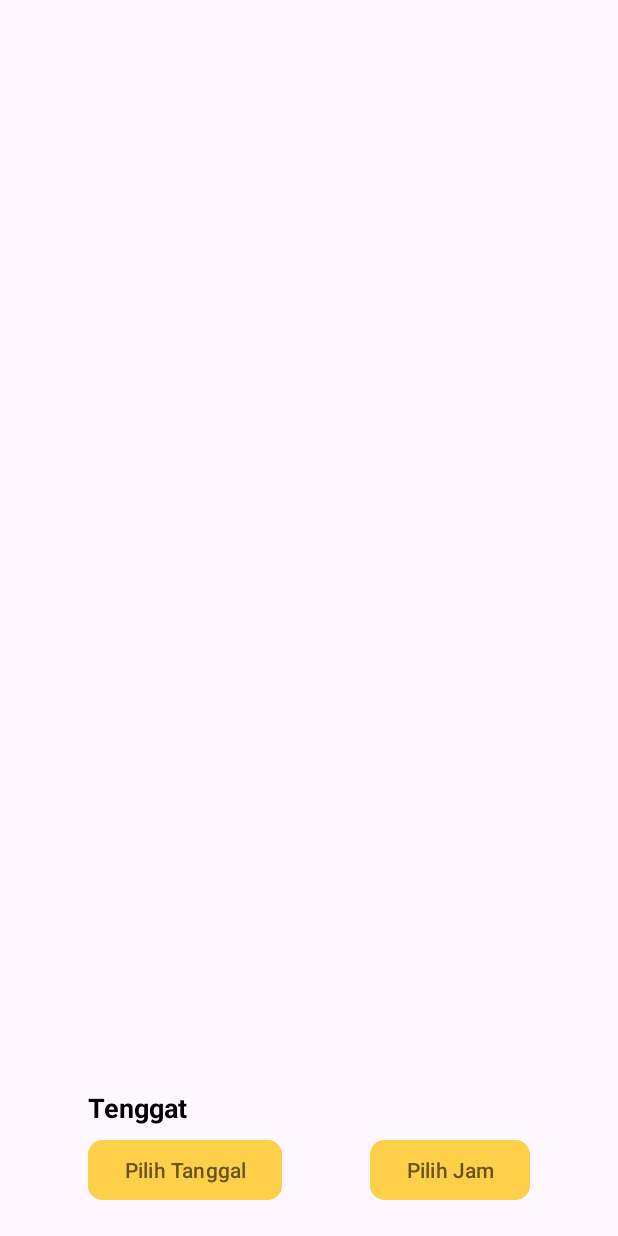
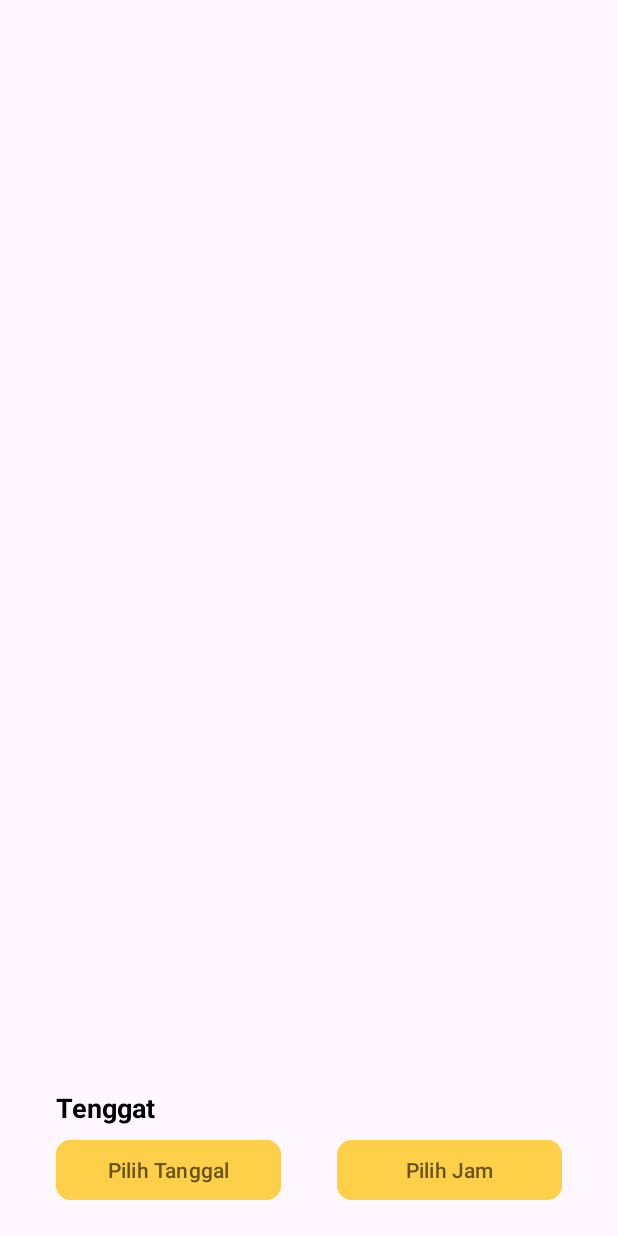
Before and after one commit to Bersama-Team/Tugas-Besar-Pemrograman-Mobile, an Android app: the DetailTugasActivity screen opened directly, with no data from a screen before it, on a phone screen of 412 x 824 dp. Run offline under Robolectric (Android 15) with nearby library versions, the phone set to English and light mode, and no system bars.

Commit message:
mengubah lebar button agar spesifik dan tidak berubah ubah, mengubah menjadi 150 dp

```diff
--- a/app/src/main/res/layout/detail_tugas.xml
+++ b/app/src/main/res/layout/detail_tugas.xml
@@ -22,7 +22,7 @@
 
     <Button
         android:id="@+id/btn_datePicker"
-        android:layout_width="0dp"
+        android:layout_width="150dp"
         android:layout_height="wrap_content"
         android:text="Pilih Tanggal"
         app:layout_constraintStart_toStartOf="parent"
@@ -37,7 +37,7 @@
 
     <Button
         android:id="@+id/btn_timePicker"
-        android:layout_width="0dp"
+        android:layout_width="150dp"
         android:layout_height="wrap_content"
         android:text="Pilih Jam"
         app:layout_constraintStart_toEndOf="@+id/btn_datePicker"
```
